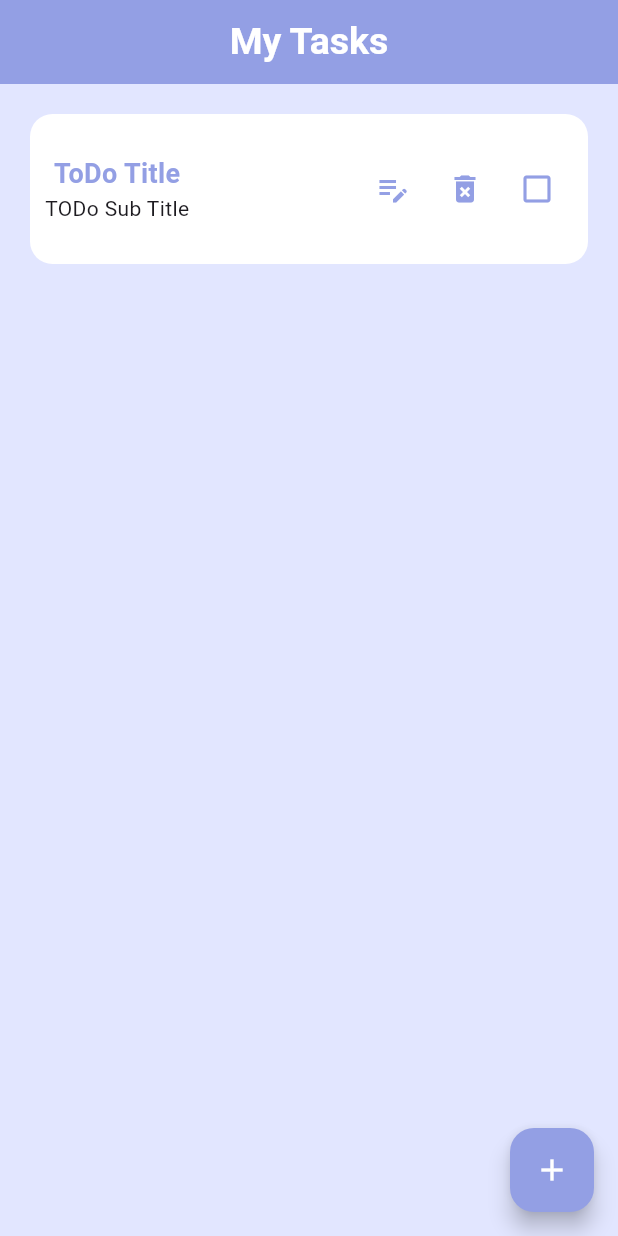
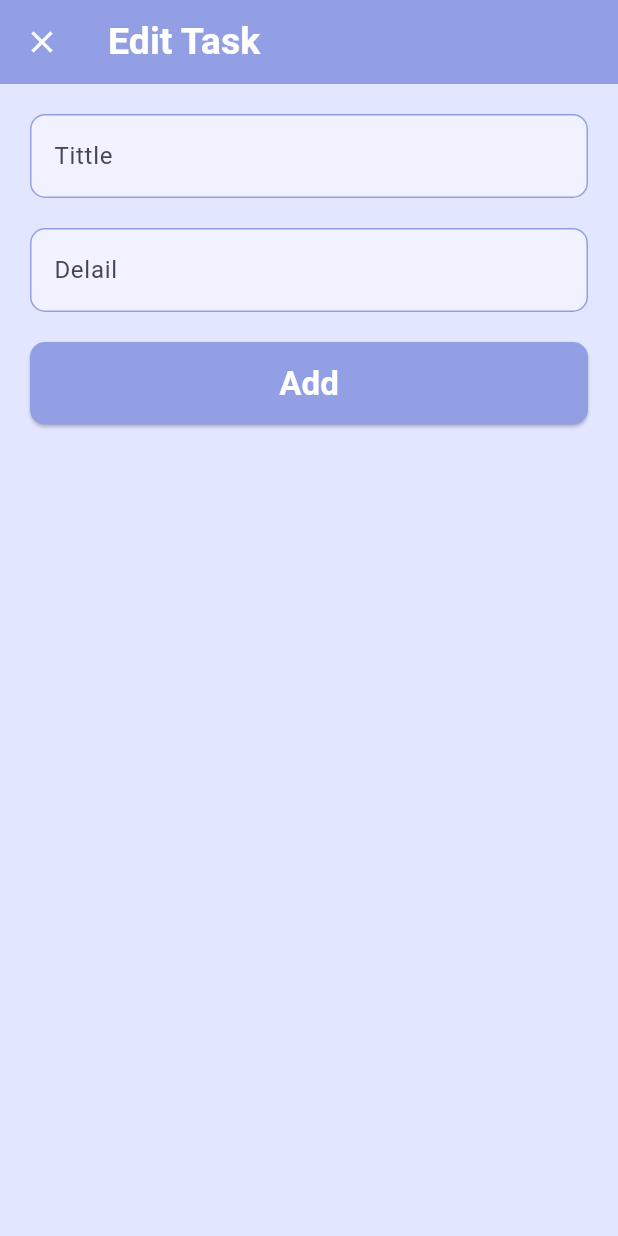
Before and after one commit to div-Ahmed-ElSaedy/To-Do, a Flutter app: the screen it shows after launch, after a tap on the "edit note" icon, on a phone screen of 412 x 824 dp. Run offline on Flutter 3.47's test engine with Material 3 defaults, Android fonts, the phone set to English and light mode, and no system bars; our stand-ins replace quickalert.

Commit message:
Create edit view

```diff
--- /dev/null
+++ b/lib/views/edit_task_view.dart
@@ -0,0 +1,49 @@
+import 'package:flutter/material.dart';
+
+import '../widgets/Add_Bottom.dart';
+import '../widgets/Add_Task_Field.dart';
+
+class EditTaskview extends StatelessWidget {
+  const EditTaskview({super.key});
+
+  @override
+  Widget build(BuildContext context) {
+    return Scaffold(
+      backgroundColor: const Color(0xFFE2E6FF),
+      appBar: AppBar(
+        iconTheme: const IconThemeData(
+          color: Colors.white,
+        ),
+        backgroundColor: const Color(0xFF939FE4),
+        title: const Text(
+          'Edit Task',
+          style: TextStyle(
+            color: Colors.white,
+            fontSize: 25,
+            fontWeight: FontWeight.bold,
+          ),
+        ),
+      ),
+      body: ListView(
+        children: const [
+          Padding(
+            padding: EdgeInsets.all(20.0),
+            child: Column(
+              children: [
+                AddTaskField(
+                  hintText: 'Tittle',
+                ),
+                SizedBox(height: 20),
+                AddTaskField(
+                  hintText: 'Delail',
+                ),
+                SizedBox(height: 20),
+                AddBottom(),
+              ],
+            ),
+          ),
+        ],
+      ),
+    );
+  }
+}
--- a/lib/widgets/Add_Bottom.dart
+++ b/lib/widgets/Add_Bottom.dart
@@ -2,7 +2,6 @@
 
 import 'package:flutter/material.dart';
 import 'package:quickalert/quickalert.dart';
-import 'package:todo_app/views/Home_view.dart';
 
 class AddBottom extends StatelessWidget {
   const AddBottom({
--- a/lib/widgets/Container_ToDo.dart
+++ b/lib/widgets/Container_ToDo.dart
@@ -2,7 +2,7 @@
 
 import 'package:flutter/material.dart';
 import 'package:quickalert/quickalert.dart';
-import 'package:todo_app/views/Add_Task_view.dart';
+import 'package:todo_app/views/edit_task_view.dart';
 
 class ContainerToDo extends StatefulWidget {
   const ContainerToDo({
@@ -60,7 +60,15 @@ class _ContainerToDoState extends State<ContainerToDo> {
                 Row(
                   children: [
                     IconButton(
-                      onPressed: () {},
+                      onPressed: () {
+                        Navigator.push(
+                          context,
+                          MaterialPageRoute(
+                            builder: (context) => const EditTaskview(),
+                            fullscreenDialog: true,
+                          ),
+                        );
+                      },
                       icon: const Icon(
                         color: Color(0xFF939FE4),
                         Icons.edit_note,
```
